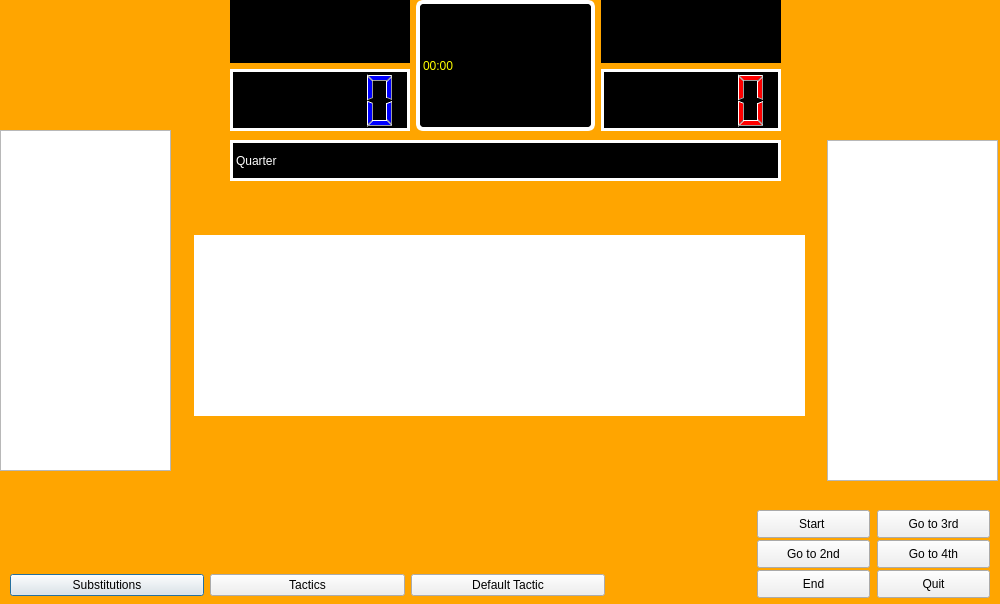
skandermoalla/CSE201-Top5, file BTM_Qt/nextgame.ui: the form before one commit.
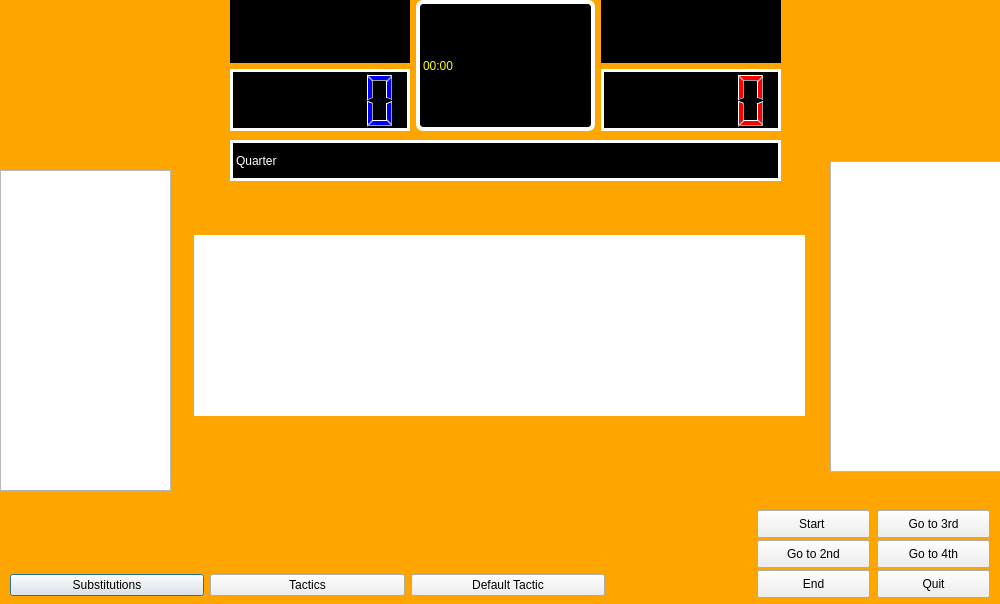
The form after the commit.

Commit message: working on displaying players in nextgame

Patch:
```diff
--- a/BTM_Qt/nextgame.ui
+++ b/BTM_Qt/nextgame.ui
@@ -71,26 +71,6 @@
     </item>
    </layout>
   </widget>
-  <widget class="QListWidget" name="listWidget">
-   <property name="geometry">
-    <rect>
-     <x>0</x>
-     <y>130</y>
-     <width>171</width>
-     <height>341</height>
-    </rect>
-   </property>
-  </widget>
-  <widget class="QListWidget" name="listWidget_2">
-   <property name="geometry">
-    <rect>
-     <x>827</x>
-     <y>140</y>
-     <width>171</width>
-     <height>341</height>
-    </rect>
-   </property>
-  </widget>
   <widget class="QWidget" name="layoutWidget">
    <property name="geometry">
     <rect>
@@ -284,6 +264,26 @@
     <string>Quit</string>
    </property>
   </widget>
+  <widget class="QTableWidget" name="table_away">
+   <property name="geometry">
+    <rect>
+     <x>0</x>
+     <y>170</y>
+     <width>171</width>
+     <height>321</height>
+    </rect>
+   </property>
+  </widget>
+  <widget class="QTableWidget" name="table_home">
+   <property name="geometry">
+    <rect>
+     <x>830</x>
+     <y>161</y>
+     <width>171</width>
+     <height>311</height>
+    </rect>
+   </property>
+  </widget>
  </widget>
  <resources/>
  <connections/>
```
The commit also changes 2 other files.
